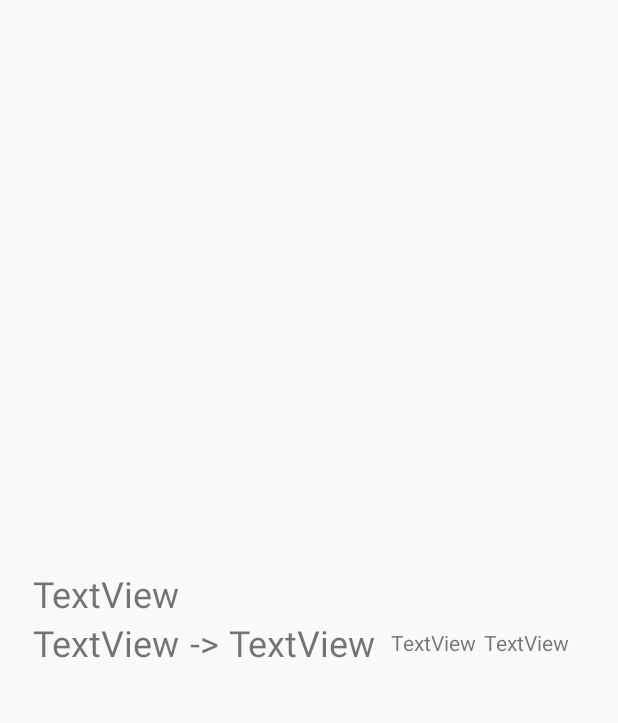
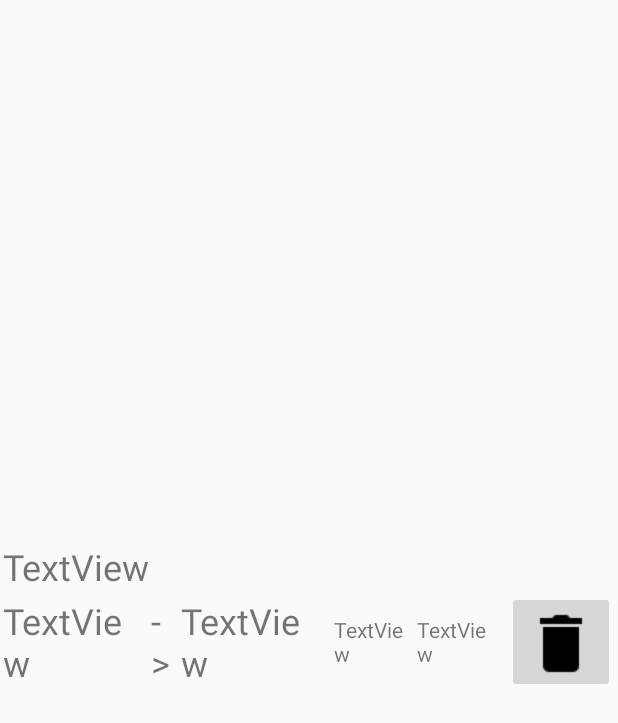
Before and after one commit to seriyalexandrov/TravelDebtsAndroid, an Android app: the layout dept.xml on its own in the app's theme, with its tools: preview values and no code run, on a phone screen of 412 x 824 dp. Shown: the top 723 px of the screen. Run offline under Robolectric (Android 15) with nearby library versions, the phone set to English and light mode, and no system bars.

Commit message:
Delete button doesnt work

```diff
--- a/app/src/main/res/layout/dept.xml
+++ b/app/src/main/res/layout/dept.xml
@@ -11,8 +11,8 @@
         android:layout_width="match_parent"
         android:layout_height="wrap_content"
         android:gravity="left"
-        android:layout_marginLeft="10pt"
-        android:layout_marginRight="10pt">
+        android:layout_marginLeft="1pt"
+        android:layout_marginRight="1pt">
         <TextView
             android:id="@+id/deptComment"
             android:layout_height="wrap_content"
@@ -26,8 +26,8 @@
         android:layout_width="match_parent"
         android:layout_height="wrap_content"
         android:gravity="center"
-        android:layout_marginLeft="10pt"
-        android:layout_marginRight="10pt">
+        android:layout_marginLeft="1pt"
+        android:layout_marginRight="1pt">
         <TextView
             android:id="@+id/deptor"
             android:layout_weight="1"
@@ -68,5 +68,12 @@
             android:layout_height="wrap_content"
             android:layout_marginRight="5dp"
             android:text="TextView"></TextView>
+
+        <ImageButton
+            android:id="@+id/removeDeptButton"
+            android:layout_height="wrap_content"
+            android:layout_width="wrap_content"
+            android:src="@drawable/delete_button" />
+
     </LinearLayout>
 </LinearLayout>
```
Also changed, not shown: app/src/main/java/com/seriyalexandrov/traveldepts/DeptsActivity.java (+10 -2 lines), app/src/main/res/drawable/delete_button.png (added).
